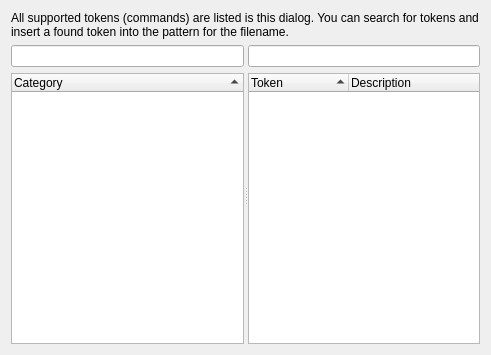
KDE/krename, file src/tokenhelpwidget.ui: the form before one commit.
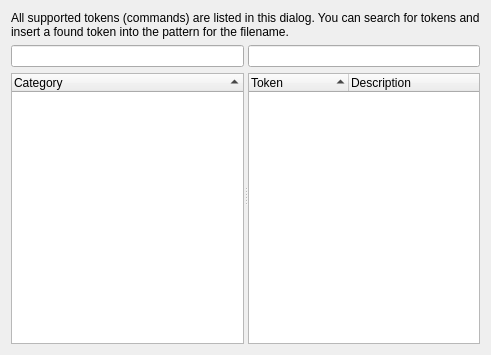
The form after the commit. Custom widgets are drawn as their Qt base class.

Diff of the .ui file:
```diff
--- a/src/tokenhelpwidget.ui
+++ b/src/tokenhelpwidget.ui
@@ -16,7 +16,7 @@
    <item>
     <widget class="QLabel" name="label" >
      <property name="text" >
-      <string>All supported tokens (commands) are listed is this dialog. You can search for tokens and insert a found token into the pattern for the filename.</string>
+      <string>All supported tokens (commands) are listed in this dialog. You can search for tokens and insert a found token into the pattern for the filename.</string>
      </property>
      <property name="wordWrap" >
       <bool>true</bool>
```
